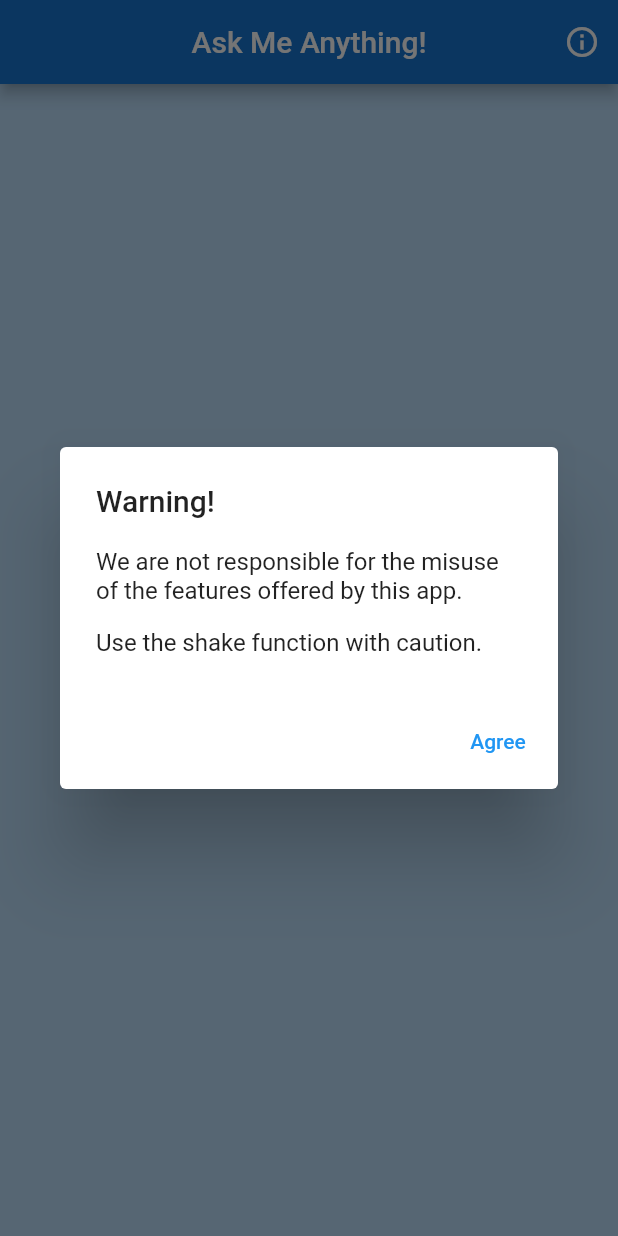
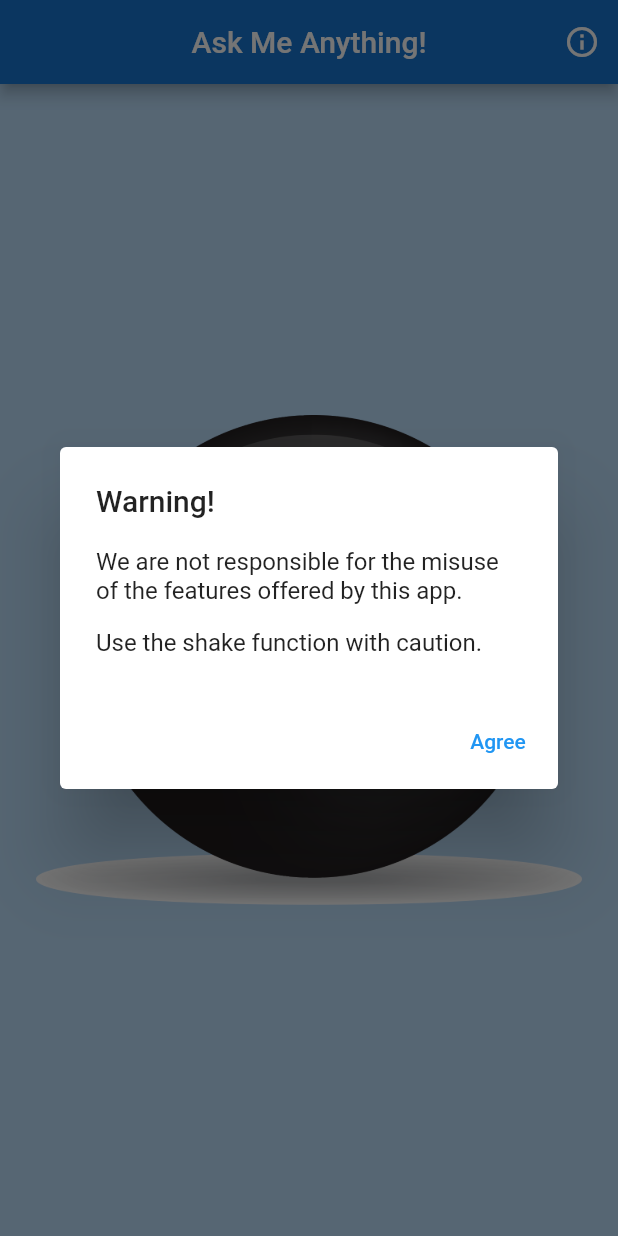
Before and after one commit to Wuerta/shake-magic-ball-flutter, a Flutter app: the screen it shows after launch, on a phone screen of 412 x 824 dp. Run offline on Flutter 3.47's test engine with Material 2 defaults, Android fonts, the phone set to English and light mode, and no system bars; our stand-ins replace shared_preferences.

Commit message:
:construction: Working on magic_ball.dart

```diff
--- a/lib/components/magic_ball.dart
+++ b/lib/components/magic_ball.dart
@@ -10,6 +10,8 @@ class MagicBall extends StatefulWidget {
 class _MagicBallState extends State<MagicBall> {
   @override
   Widget build(BuildContext context) {
-    return Container();
+    return GestureDetector(
+      child: Image.asset('assets/ball1.png'),
+    );
   }
 }
```
